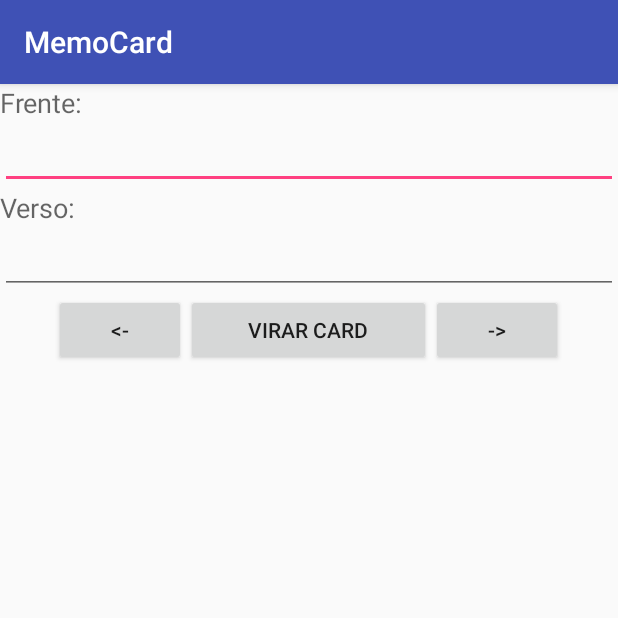
After one commit to andresobreira/MemoCard, an Android app: the fragment FragRevisarCard shown on its own in the app's theme, on a phone screen of 412 x 824 dp, the top half of it. The commit adds this screen. Run offline under Robolectric (Android 15) with nearby library versions, the phone set to English and light mode, and no system bars.

Commit message:
Todas as telas concluídas
Todas as telas foram concluídas, porém falta corrigir um erros.

```diff
--- a/app/src/main/AndroidManifest.xml
+++ b/app/src/main/AndroidManifest.xml
@@ -9,7 +9,7 @@
         android:supportsRtl="true"
         android:theme="@style/AppTheme">
         <activity
-            android:name="br.edu.ifba.mobile.memocard.MainActivity"
+            android:name=".MainActivity"
             android:label="@string/app_name"
             android:theme="@style/AppTheme.NoActionBar">
             <intent-filter>
--- a/app/src/main/java/br/edu/ifba/mobile/memocard/fragmentos/FragCadastroCard.java
+++ b/app/src/main/java/br/edu/ifba/mobile/memocard/fragmentos/FragCadastroCard.java
@@ -54,6 +54,8 @@ public class FragCadastroCard extends Fragment {
             public void onClick(View view) {
                 GravacaoCard gravacao = new GravacaoCard(getContexto(), getCard());
                 gravacao.execute();
+                //TODO verificar a limpagem dos campos após inserção do card.
+                limparCampos();
             }
         });
     }
--- /dev/null
+++ b/app/src/main/java/br/edu/ifba/mobile/memocard/fragmentos/FragRevisarCard.java
@@ -0,0 +1,104 @@
+package br.edu.ifba.mobile.memocard.fragmentos;
+
+import android.os.Bundle;
+import android.support.v4.app.Fragment;
+import android.view.LayoutInflater;
+import android.view.View;
+import android.view.ViewGroup;
+import android.widget.Button;
+import android.widget.EditText;
+
+import br.edu.ifba.mobile.memocard.BD.Card;
+import br.edu.ifba.mobile.memocard.R;
+
+/**
+ * Created by André Sobreira on 30/06/2016.
+ */
+public class FragRevisarCard extends Fragment {
+
+    private static FragRevisarCard instancia = null;
+
+    public static FragRevisarCard getInstancia(){
+        if (instancia==null){
+            instancia=new FragRevisarCard();
+        }
+        return instancia;
+    }
+
+    private View tela = null;
+    private EditText frente = null;
+    private EditText verso = null;
+    private Button botaoVirarCard = null;
+    private Button botaoAnt = null;
+    private Button botaoProx = null;
+    private Card card = null;
+
+    @Override
+    public View onCreateView(LayoutInflater inflador, ViewGroup vgrupo, Bundle bundle){
+        tela = inflador.inflate(R.layout.frag_revisar_card, vgrupo, false);
+        preparar();
+        return tela;
+    }
+
+    private void preparar(){
+        frente = (EditText)tela.findViewById(R.id.contFrente);
+        verso = (EditText)tela.findViewById(R.id.contVerso);
+        botaoAnt = (Button) tela.findViewById(R.id.botaoAnt);
+        botaoAnt.setOnClickListener(new View.OnClickListener(){
+            @Override
+            public void onClick(View view){
+                exibirCardAnterior();
+            }
+        });
+        botaoProx = (Button) tela.findViewById(R.id.botaoProx);
+        botaoProx.setOnClickListener(new View.OnClickListener(){
+            @Override
+            public void onClick(View view){
+                exibirCardProximo();
+            }
+        });
+        botaoVirarCard = (Button) tela.findViewById(R.id.botaoVirarCard);
+        botaoVirarCard.setOnClickListener(new View.OnClickListener(){
+            @Override
+            public void onClick(View view) {
+                verso.setText(card.getVerso());
+            }
+        });
+    }
+
+    public void exibirCardSelecionado(){
+        card = FragListaCards.getInstancia().getCardSelecionado();
+        if(card.getCodigo() == -1 || card == null){
+            limparCampos();
+        } else {
+            frente.setText(card.getFrente());
+            verso.setText("");
+        }
+    }
+
+    public void exibirCardAnterior(){
+        card = FragListaCards.getInstancia().getCardAnterior();
+        if(card.getCodigo() == -1){
+            limparCampos();
+        } else {
+            frente.setText(card.getFrente());
+            verso.setText("");
+        }
+    }
+
+    public void exibirCardProximo(){
+        card = FragListaCards.getInstancia().getCardProximo();
+        if(card.getCodigo() == -1){
+            limparCampos();
+        } else {
+            frente.setText(card.getFrente());
+            verso.setText("");
+        }
+    }
+
+    private void limparCampos(){
+        frente.setText("");
+        verso.setText("");
+    }
+
+}
--- a/app/src/main/java/br/edu/ifba/mobile/memocard/tarefas/GravacaoCard.java
+++ b/app/src/main/java/br/edu/ifba/mobile/memocard/tarefas/GravacaoCard.java
@@ -6,6 +6,7 @@ import android.widget.Toast;
 
 import br.edu.ifba.mobile.memocard.BD.Card;
 import br.edu.ifba.mobile.memocard.BD.FachadaBD;
+import br.edu.ifba.mobile.memocard.fragmentos.FragCadastroCard;
 
 /**
  * Created by André Sobreira on 21/06/2016.
--- /dev/null
+++ b/app/src/main/res/layout/frag_revisar_card.xml
@@ -0,0 +1,64 @@
+<?xml version="1.0" encoding="utf-8"?>
+<RelativeLayout xmlns:android="http://schemas.android.com/apk/res/android"
+    android:layout_width="match_parent" android:layout_height="match_parent">
+
+    <LinearLayout
+        android:orientation="vertical"
+        android:layout_width="match_parent"
+        android:layout_height="match_parent">
+
+        <TextView
+            android:layout_width="wrap_content"
+            android:layout_height="wrap_content"
+            android:textAppearance="?android:attr/textAppearanceMedium"
+            android:text="Frente:"
+            android:id="@+id/textView14" />
+
+        <EditText
+            android:layout_width="match_parent"
+            android:layout_height="wrap_content"
+            android:id="@+id/contFrente" />
+
+        <TextView
+            android:layout_width="wrap_content"
+            android:layout_height="wrap_content"
+            android:textAppearance="?android:attr/textAppearanceMedium"
+            android:text="Verso:"
+            android:id="@+id/textView15" />
+
+        <EditText
+            android:layout_width="match_parent"
+            android:layout_height="wrap_content"
+            android:id="@+id/contVerso" />
+
+        <LinearLayout
+            android:orientation="horizontal"
+            android:layout_width="match_parent"
+            android:layout_height="wrap_content"
+            android:layout_gravity="center_horizontal"
+            android:weightSum="1"
+            android:gravity="center_horizontal" >
+
+            <Button
+                android:layout_width="wrap_content"
+                android:layout_height="wrap_content"
+                android:text="&lt;-"
+                android:id="@+id/botaoAnt"
+                android:layout_weight="0" />
+
+            <Button
+                android:layout_width="wrap_content"
+                android:layout_height="wrap_content"
+                android:text="Virar Card"
+                android:id="@+id/botaoVirarCard"
+                android:layout_weight="0.45" />
+
+            <Button
+                android:layout_width="wrap_content"
+                android:layout_height="wrap_content"
+                android:text="->"
+                android:id="@+id/botaoProx"
+                android:layout_weight="0" />
+        </LinearLayout>
+    </LinearLayout>
+</RelativeLayout>
--- a/app/src/main/res/menu/menu_controle_cards.xml
+++ b/app/src/main/res/menu/menu_controle_cards.xml
@@ -7,4 +7,9 @@
         android:orderInCategory="100"
         android:title="Apagar Card"
         app:showAsAction="never" />
+    <item
+        android:id="@+id/revisar_card"
+        android:orderInCategory="100"
+        android:title="Revisar card"
+        app:showAsAction="never"/>
 </menu>
--- a/app/src/main/res/values/strings.xml
+++ b/app/src/main/res/values/strings.xml
@@ -2,4 +2,5 @@
     <string name="app_name">MemoCard</string>
     <string name="action_settings">Settings</string>
     <string name="section_format">Hello World from section: %1$d</string>
+    <string name="title_activity_revisao_cards">RevisaoCardsActivity</string>
 </resources>
```
Also changed, not shown: app/src/main/java/br/edu/ifba/mobile/memocard/MainActivity.java (+13 -7 lines), app/src/main/java/br/edu/ifba/mobile/memocard/fragmentos/FragListaCards.java (+29 -2 lines).
